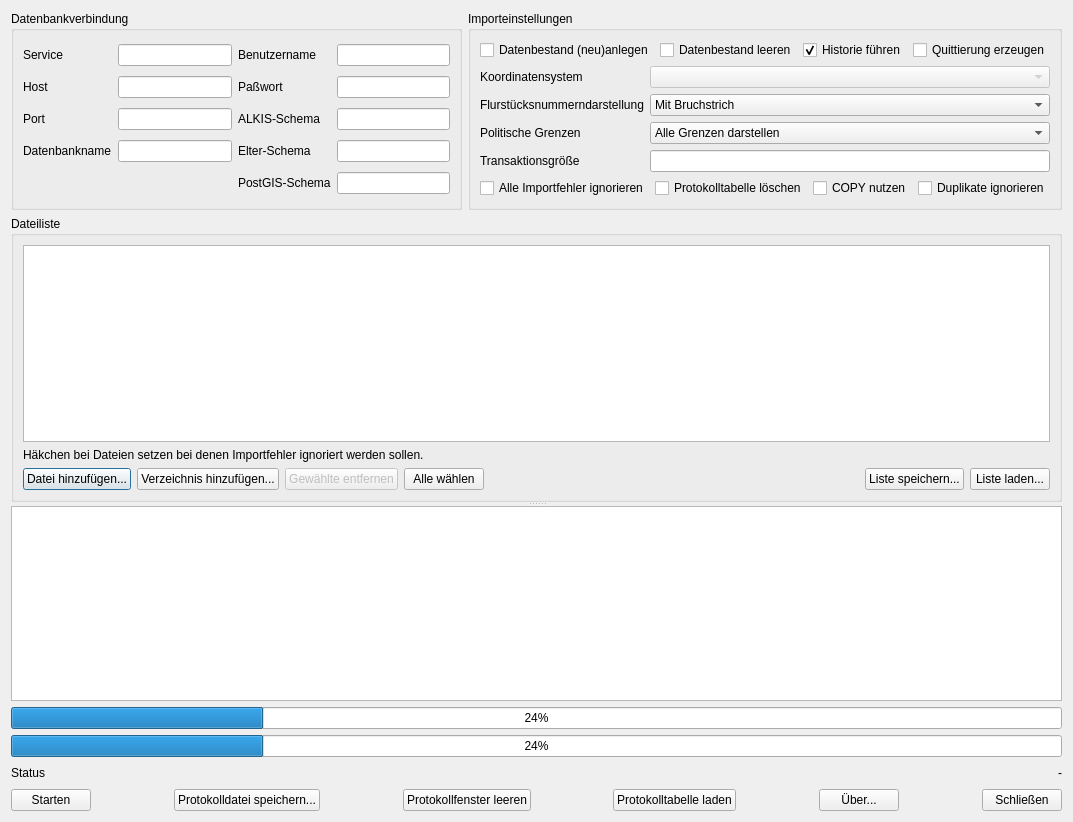
The window that alkisImportDlg.ui (norBIT/alkisimport) describes before a commit, drawn with Qt 5.
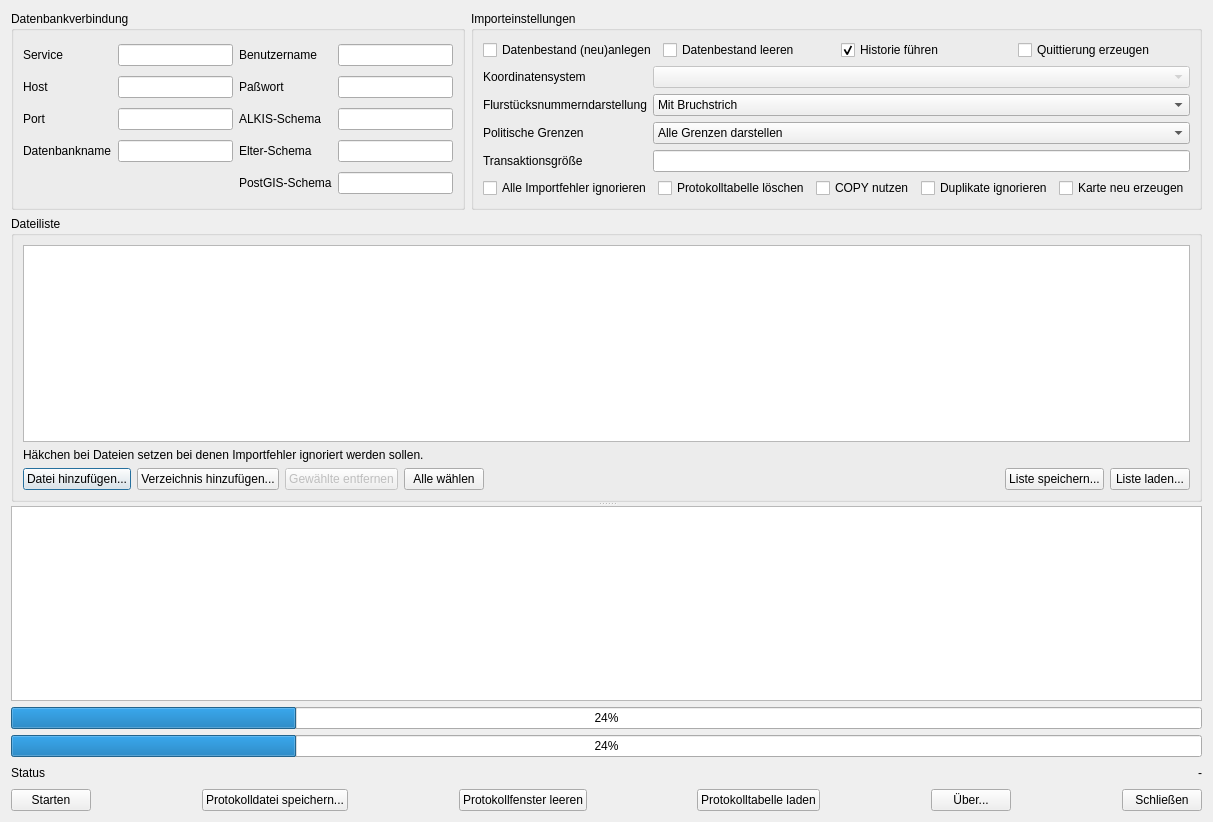
The same window after the commit.

```diff
--- a/alkisImportDlg.ui
+++ b/alkisImportDlg.ui
@@ -6,7 +6,7 @@
    <rect>
     <x>0</x>
     <y>0</y>
-    <width>1073</width>
+    <width>1213</width>
     <height>822</height>
    </rect>
   </property>
@@ -35,7 +35,7 @@
         <item row="2" column="1">
          <widget class="QLineEdit" name="lePORT">
           <property name="inputMask">
-           <string>99999; </string>
+           <string>99999</string>
           </property>
           <property name="text">
            <string/>
@@ -303,6 +303,13 @@
             </property>
            </widget>
           </item>
+          <item>
+           <widget class="QCheckBox" name="cbxRebuildMap">
+            <property name="text">
+             <string>Karte neu erzeugen</string>
+            </property>
+           </widget>
+          </item>
          </layout>
         </item>
         <item row="0" column="0" colspan="2">
```
Left out of the diff: 1 changed line with no effect on the pictures.
